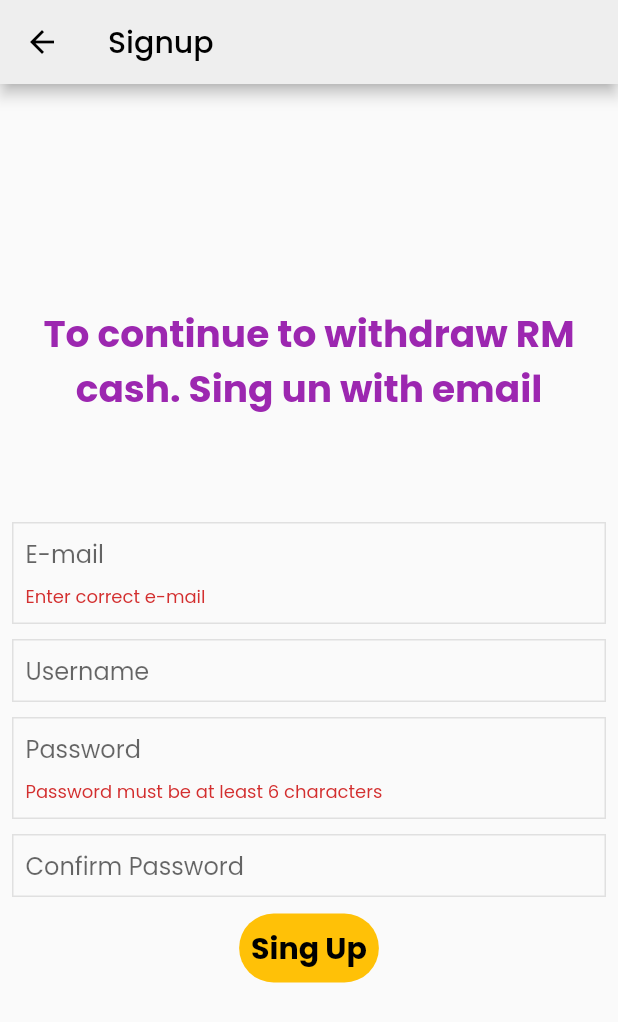
After one commit to aifrosals/monopoly, a Flutter app: the GuestRegisterPage screen opened directly, after a tap on "Sing Up", on a phone screen of 412 x 824 dp. The commit adds this screen. Shown: the top 1022 px of the screen. Run offline on Flutter 3.47's test engine with Material 2 defaults, Android fonts, the phone set to English and light mode, and no system bars; our stand-ins replace audioplayers, connectivity, flutter_secure_storage, google_fonts, shared_preferences, smooth_page_indicator and 1 more; missing offline and left inert: flutter_cube; accounts and stored records are empty; network calls fail.

Commit message:
corrections

```diff
--- a/lib/api/api_constants.dart
+++ b/lib/api/api_constants.dart
@@ -1,6 +1,6 @@
 class ApiConstants {
-  static const String domain = 'http://172.168.1.107:3000/';
-  static const String socketPoint = 'http://172.168.1.107:3000/';
+  static const String domain = 'http://192.168.10.23:3000/';
+  static const String socketPoint = 'http://192.168.10.23:3000/';
 
   // static const String domain = 'https://desolate-sierra-90130.herokuapp.com/';
   // static const String socketPoint =
@@ -9,6 +9,7 @@ class ApiConstants {
   static const String registerUserWithEmail = 'registerUserWithEmail';
   static const String registerGuest = 'registerGuest';
   static const String loginWithEmail = 'loginWithEmail';
+  static const String registerGuestWithEmail = 'registerGuestWithEmail';
   static const String loginWithToken = 'loginWithToken';
   static const String login = 'login';
   static const String slots = 'getSlots';
--- /dev/null
+++ b/lib/pages/guest_register_page.dart
@@ -0,0 +1,185 @@
+import 'package:flutter/material.dart';
+import 'package:monopoly/config/validator.dart';
+import 'package:monopoly/providers/board_provider.dart';
+import 'package:monopoly/providers/dice_provider.dart';
+import 'package:monopoly/providers/user_provider.dart';
+import 'package:monopoly/widgets/helping_dialog.dart';
+import 'package:provider/provider.dart';
+
+class GuestRegisterPage extends StatefulWidget {
+  const GuestRegisterPage({Key? key}) : super(key: key);
+
+  @override
+  State<GuestRegisterPage> createState() => _GuestRegisterPageState();
+}
+
+class _GuestRegisterPageState extends State<GuestRegisterPage> {
+  final TextEditingController _emailController = TextEditingController();
+  final TextEditingController _userNameController = TextEditingController();
+  final TextEditingController _passwordController = TextEditingController();
+  final TextEditingController _confirmPasswordController =
+      TextEditingController();
+
+  final _formKey = GlobalKey<FormState>();
+
+  @override
+  Widget build(BuildContext context) {
+    final userProvider = Provider.of<UserProvider>(context, listen: false);
+    final boardProvider = Provider.of<BoardProvider>(context, listen: false);
+    final diceProvider = Provider.of<DiceProvider>(context, listen: false);
+
+    return Scaffold(
+      appBar: AppBar(
+        title: const Text('Signup'),
+      ),
+      body: Center(
+        child: SingleChildScrollView(
+          child: Padding(
+            padding: const EdgeInsets.all(8.0),
+            child: Form(
+              key: _formKey,
+              child: Column(
+                mainAxisSize: MainAxisSize.min,
+                mainAxisAlignment: MainAxisAlignment.center,
+                children: [
+                  const Text(
+                    'To continue to withdraw RM cash. Sing un with email',
+                    style: TextStyle(
+                        fontWeight: FontWeight.bold,
+                        color: Colors.purple,
+                        fontSize: 25),
+                    textAlign: TextAlign.center,
+                  ),
+                  const SizedBox(height: 70),
+                  Container(
+                    padding: const EdgeInsets.all(8.0),
+                    decoration: BoxDecoration(
+                        border: Border.all(color: Colors.grey[300]!)),
+                    child: TextFormField(
+                      keyboardType: TextInputType.emailAddress,
+                      controller: _emailController,
+                      validator: (value) {
+                        if (value == null) {
+                          return 'Cannot be empty';
+                        } else if (!Validator.validateEmail(value)) {
+                          return 'Enter correct e-mail';
+                        }
+                        return null;
+                      },
+                      decoration:
+                          const InputDecoration.collapsed(hintText: 'E-mail'),
+                    ),
+                  ),
+                  const SizedBox(height: 10),
+                  Container(
+                    padding: const EdgeInsets.all(8.0),
+                    decoration: BoxDecoration(
+                        border: Border.all(color: Colors.grey[300]!)),
+                    child: TextFormField(
+                      controller: _userNameController,
+                      keyboardType: TextInputType.text,
+                      validator: (value) {
+                        if (value == null) {
+                          return 'Cannot be empty';
+                        }
+                        return null;
+                      },
+                      decoration:
+                          const InputDecoration.collapsed(hintText: 'Username'),
+                    ),
+                  ),
+                  const SizedBox(height: 10),
+                  Container(
+                    padding: const EdgeInsets.all(8.0),
+                    decoration: BoxDecoration(
+                        border: Border.all(color: Colors.grey[300]!)),
+                    child: TextFormField(
+                      controller: _passwordController,
+                      keyboardType: TextInputType.text,
+                      obscureText: true,
+                      validator: (value) {
+                        if (value == null) {
+                          return 'Cannot be empty';
+                        } else if (!Validator.validatePassword(value)) {
+                          return 'Password must be at least 6 characters';
+                        }
+                        return null;
+                      },
+                      decoration:
+                          const InputDecoration.collapsed(hintText: 'Password'),
+                    ),
+                  ),
+                  const SizedBox(height: 10),
+                  Container(
+                    padding: const EdgeInsets.all(8.0),
+                    decoration: BoxDecoration(
+                        border: Border.all(color: Colors.grey[300]!)),
+                    child: TextFormField(
+                      controller: _confirmPasswordController,
+                      keyboardType: TextInputType.text,
+                      obscureText: true,
+                      validator: (value) {
+                        if (value != _passwordController.text) {
+                          return 'Password does not match';
+                        }
+                        return null;
+                      },
+                      decoration: const InputDecoration.collapsed(
+                          hintText: 'Confirm Password'),
+                    ),
+                  ),
+                  const SizedBox(height: 10),
+                  TextButton(
+                      style: TextButton.styleFrom(
+                          backgroundColor: Colors.amber,
+                          shape: RoundedRectangleBorder(
+                              borderRadius: BorderRadius.circular(25))),
+                      onPressed: () async {
+                        if (_formKey.currentState!.validate()) {
+                          HelpingDialog.showLoadingDialog();
+                          Map res = await userProvider.registerGuestWithEmail(
+                              _emailController.text,
+                              _userNameController.text,
+                              _passwordController.text,
+                              _confirmPasswordController.text);
+                          if (res['status'] == true) {
+                            await boardProvider
+                                .getBoardSlots(userProvider.user);
+                            diceProvider.resetFace();
+                            Navigator.pop(context);
+                            Navigator.pop(context);
+                          } else {
+                            Navigator.pop(context);
+                            HelpingDialog.showServerResponseDialog(
+                                res['message']);
+                          }
+                        }
+                      },
+                      child: const Text(
+                        'Sing Up',
+                        style: TextStyle(
+                            color: Colors.black,
+                            fontSize: 20,
+                            fontWeight: FontWeight.bold),
+                      )),
+                  const SizedBox(
+                    height: 20,
+                  ),
+                ],
+              ),
+            ),
+          ),
+        ),
+      ),
+    );
+  }
+
+  @override
+  void dispose() {
+    _emailController.dispose();
+    _userNameController.dispose();
+    _passwordController.dispose();
+    _confirmPasswordController.dispose();
+    super.dispose();
+  }
+}
--- a/pubspec.yaml
+++ b/pubspec.yaml
@@ -45,6 +45,8 @@ dependencies:
   smooth_page_indicator: ^1.0.0+2
   google_fonts: ^2.3.1
   flutter_secure_storage: ^5.0.2
+  flutter_countdown_timer: ^4.1.0
+
 
 
 
```
Also changed, not shown: lib/models/user.dart (+20 -2 lines), lib/pages/board_page.dart (+11 -5 lines), lib/providers/user_provider.dart (+48 -0 lines), lib/widgets/drawer.dart (+22 -9 lines), pubspec.lock.
